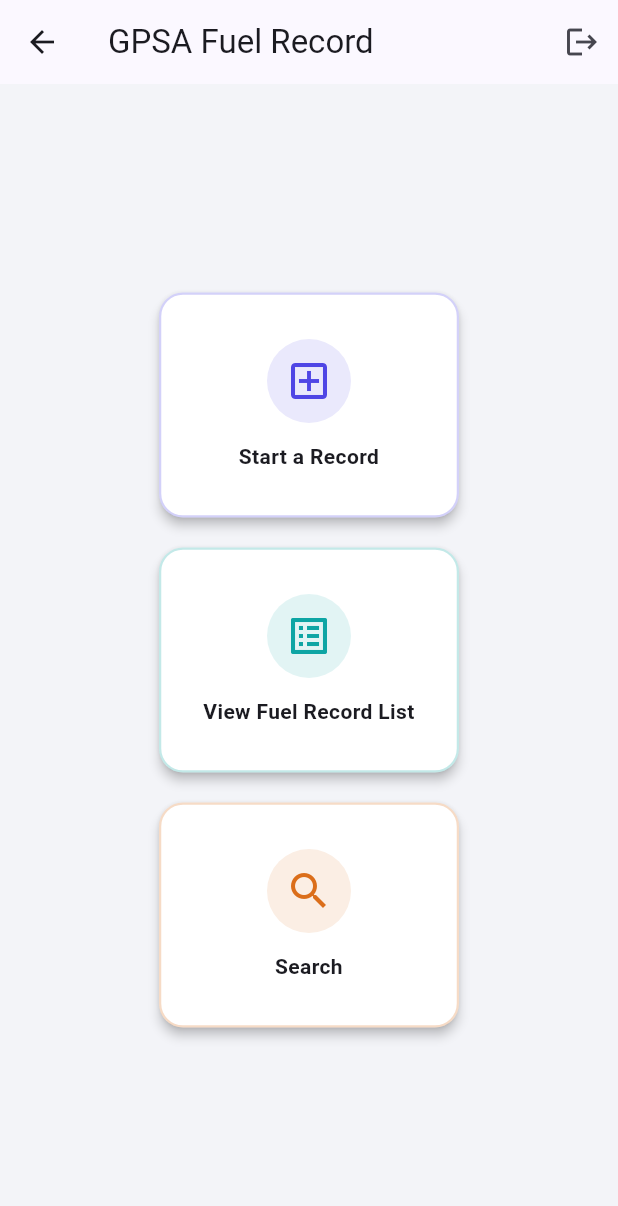
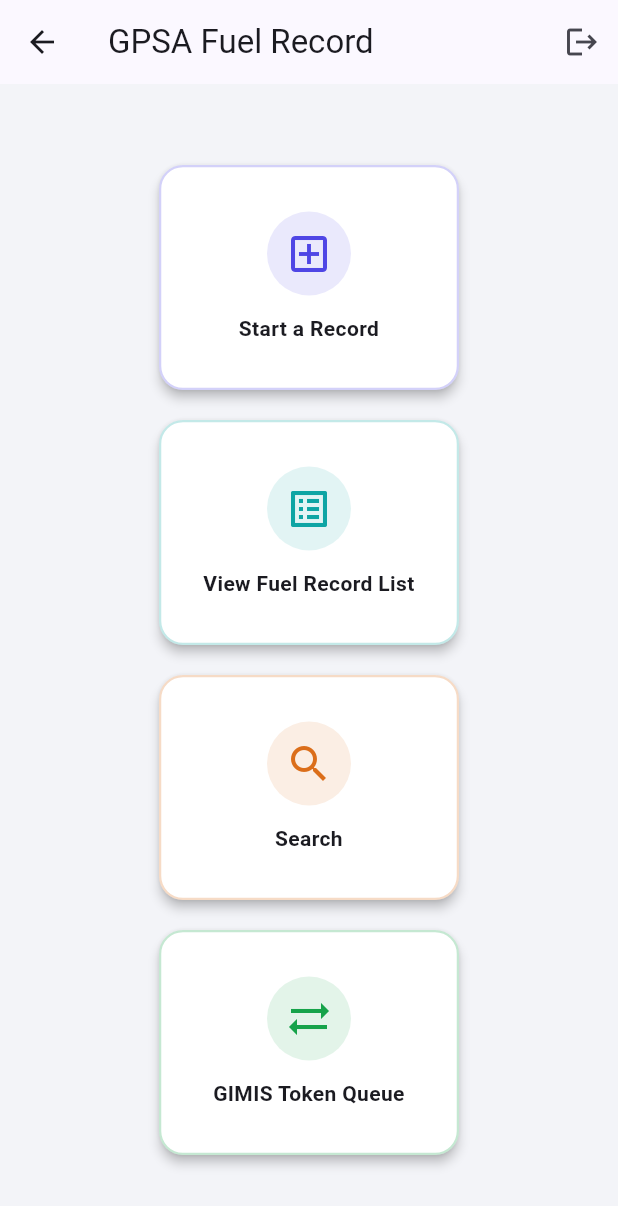
Before and after one commit to iwamsomii-cmyk/fuel-record-app, a Flutter app: the HomeScreen screen opened directly, on a phone screen of 412 x 824 dp. Shown: the top 1206 px of the screen. Run offline on Flutter 3.47's test engine with Material 3 defaults, Android fonts, the phone set to English and light mode, and no system bars; our stand-ins replace cloud_firestore, firebase_auth, firebase_core, signature; accounts and stored records are empty; statements that could not run were skipped.

Commit message:
Update home_screen.dart

```diff
--- a/lib/screens/home_screen.dart
+++ b/lib/screens/home_screen.dart
@@ -2,6 +2,7 @@ import 'package:flutter/material.dart';
 import 'start_record_screen.dart';
 import 'records_list_screen.dart';
 import 'search_screen.dart';
+import 'token_queue_screen.dart';
 import '../services/auth_service.dart';
 
 class HomeScreen extends StatelessWidget {
@@ -51,6 +52,13 @@ class HomeScreen extends StatelessWidget {
                   color: const Color(0xFFDB6E1A),
                   onTap: () => Navigator.push(context,
                       MaterialPageRoute(builder: (_) => const SearchScreen())),
+                ),
+                _HomeTile(
+                  icon: Icons.sync_alt,
+                  label: 'GIMIS Token Queue',
+                  color: const Color(0xFF16A34A),
+                  onTap: () => Navigator.push(context,
+                      MaterialPageRoute(builder: (_) => const TokenQueueScreen())),
                 ),
               ],
             ),
```
